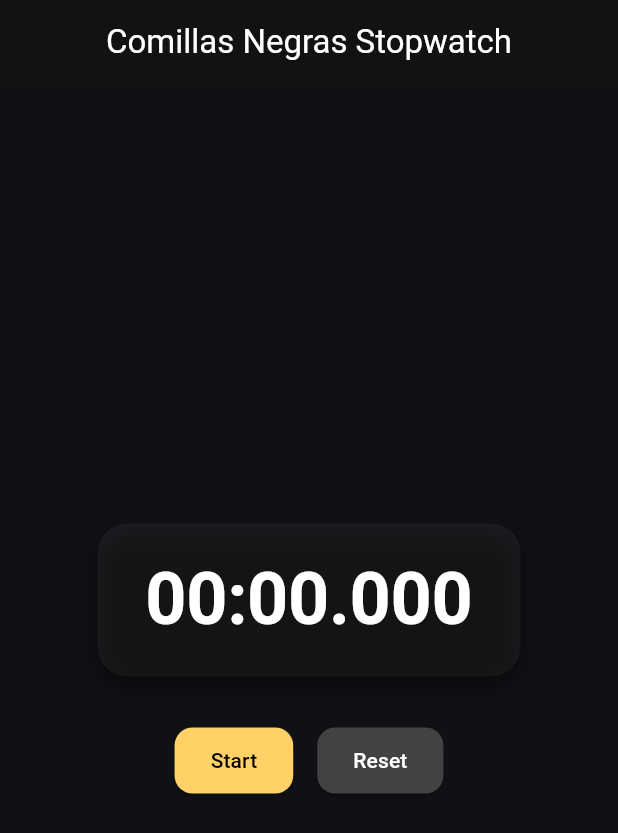
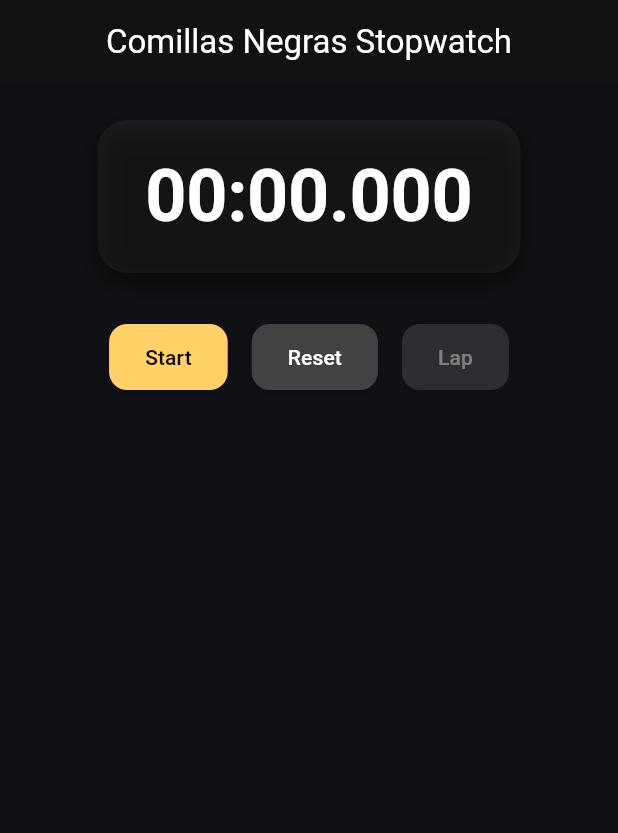
Before and after one commit to Karthiktelagi/stopwatch_app, a Flutter app: the screen it shows after launch, on a phone screen of 412 x 824 dp. Shown: the top 833 px of the screen. Run offline on Flutter 3.47's test engine with Material 3 defaults, Android fonts, the phone set to English and light mode, and no system bars.

Commit message:
new feature

```diff
--- a/lib/main.dart
+++ b/lib/main.dart
@@ -42,6 +42,8 @@ class _StopwatchPageState extends State<StopwatchPage> {
   late Timer _timer;
   Duration _elapsed = Duration.zero;
   bool _isRunning = false;
+  final List<String> _laps = [];
+// NEW: to store lap times
 
   void _startPause() {
     if (_isRunning) {
@@ -64,6 +66,13 @@ class _StopwatchPageState extends State<StopwatchPage> {
     setState(() {
       _elapsed = Duration.zero;
       _isRunning = false;
+      _laps.clear(); // reset laps also
+    });
+  }
+
+  void _addLap() {
+    setState(() {
+      _laps.insert(0, _formatTime(_elapsed)); // latest lap at top
     });
   }
 
@@ -149,7 +158,45 @@ class _StopwatchPageState extends State<StopwatchPage> {
                     ),
                     child: const Text("Reset"),
                   ),
+                  const SizedBox(width: 16),
+                  ElevatedButton(
+                    onPressed: _isRunning ? _addLap : null,
+                    style: ElevatedButton.styleFrom(
+                      backgroundColor: Colors.blue,
+                      foregroundColor: Colors.white,
+                      padding: const EdgeInsets.symmetric(
+                          horizontal: 24, vertical: 12),
+                      shape: RoundedRectangleBorder(
+                        borderRadius: BorderRadius.circular(12),
+                      ),
+                    ),
+                    child: const Text("Lap"),
+                  ),
                 ],
+              ),
+
+              const SizedBox(height: 24),
+
+              // Lap list
+              Expanded(
+                child: ListView.builder(
+                  itemCount: _laps.length,
+                  itemBuilder: (context, index) {
+                    return ListTile(
+                      leading: Text(
+                        "Lap ${_laps.length - index}",
+                        style: const TextStyle(color: Colors.white70),
+                      ),
+                      title: Text(
+                        _laps[index],
+                        style: const TextStyle(
+                          color: Colors.white,
+                          fontWeight: FontWeight.bold,
+                        ),
+                      ),
+                    );
+                  },
+                ),
               ),
             ],
           ),
```
